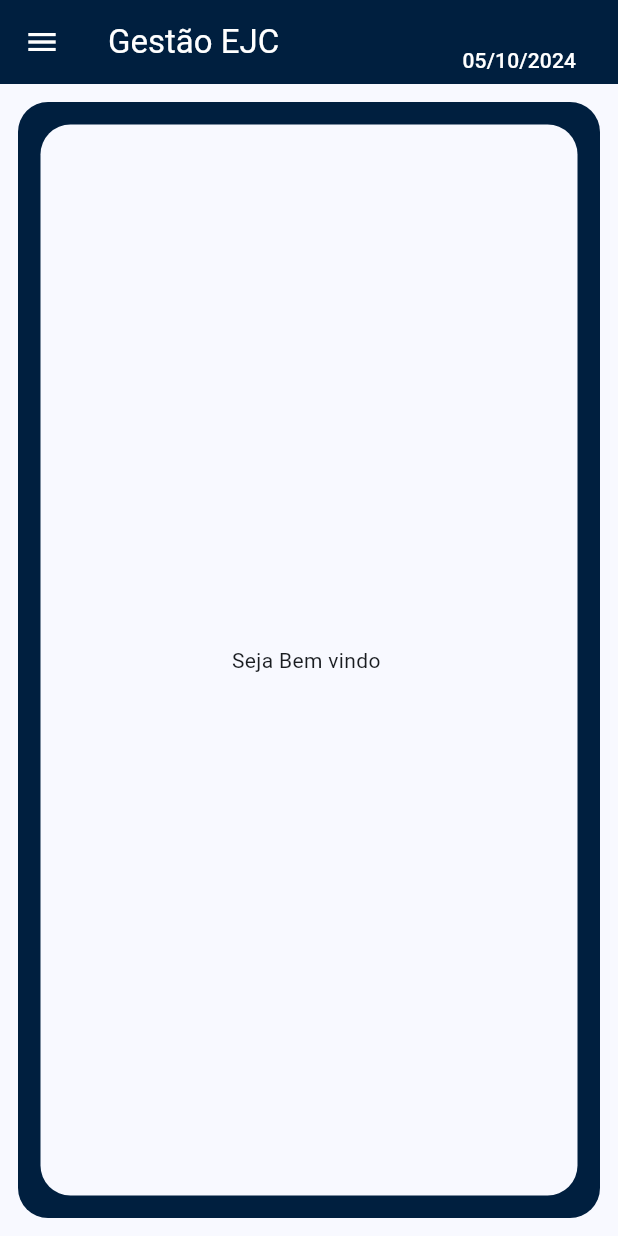
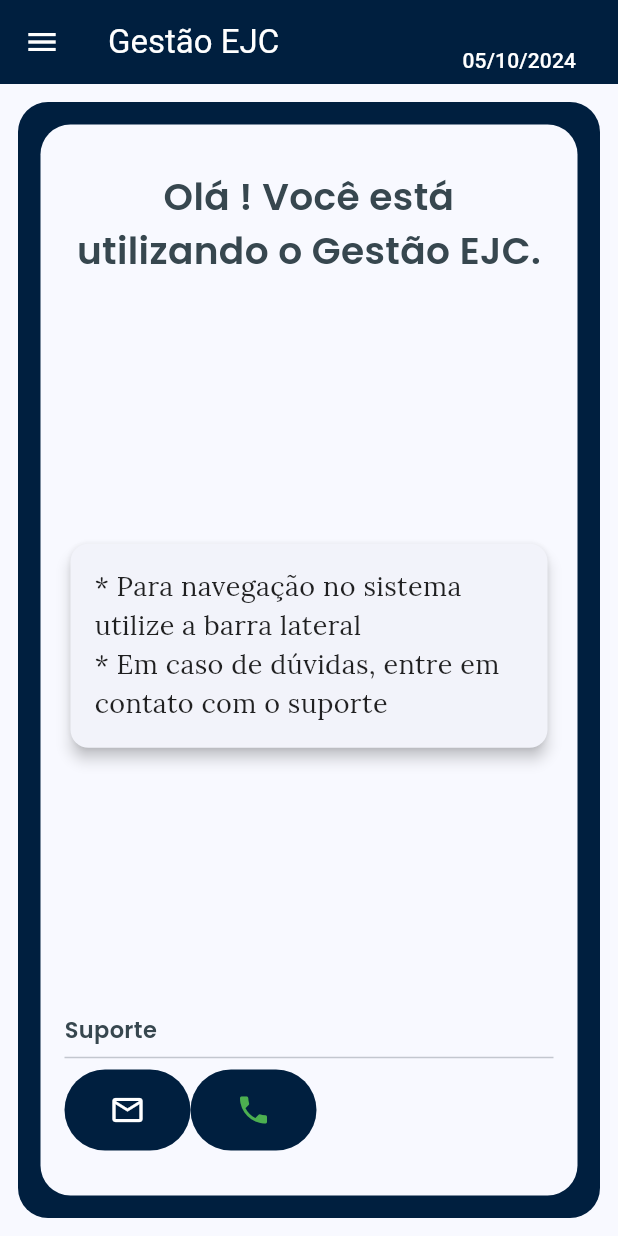
Before and after one commit to Mateus-Leandro/gestao_ejc, a Flutter app: the screen it shows once a user with an empty profile is signed in, on a phone screen of 412 x 824 dp. Run offline on Flutter 3.47's test engine with Material 3 defaults, Android fonts, the phone set to English and light mode, and no system bars; our stand-ins replace cloud_firestore, firebase_auth, firebase_core, firebase_storage, get_it, google_fonts; accounts and stored records are empty; network calls fail.

Commit message:
Melhoria na tela Home e incluso informações de contato ao suporte.

```diff
--- /dev/null
+++ b/lib/functions/function_call_email_app.dart
@@ -0,0 +1,21 @@
+import 'package:url_launcher/url_launcher.dart';
+
+class FunctionCallEmailApp {
+  Future<void> open(
+      {required String email, String? subject, String? body}) async {
+    final Uri emailLaunchUri = Uri(
+      scheme: 'mailto',
+      path: email,
+      queryParameters: {
+        'subject': subject,
+        'body': body,
+      },
+    );
+
+    if (await canLaunchUrl(emailLaunchUri)) {
+      await launchUrl(emailLaunchUri);
+    } else {
+      throw 'Não foi possível abrir o email';
+    }
+  }
+}
--- /dev/null
+++ b/lib/functions/function_call_url.dart
@@ -0,0 +1,14 @@
+import 'package:url_launcher/url_launcher.dart';
+
+class FunctionCallUrl {
+  Future<String?> callUrl(String url) async {
+    Uri uri = Uri.parse(url);
+
+    if (await canLaunchUrl(uri)) {
+      await launchUrl(uri);
+      return null;
+    } else {
+      return 'Não foi possível abrir o link: $url';
+    }
+  }
+}
--- a/lib/screens/home_screen.dart
+++ b/lib/screens/home_screen.dart
@@ -1,19 +1,123 @@
 import 'package:firebase_auth/firebase_auth.dart';
 import 'package:flutter/material.dart';
+import 'package:gestao_ejc/functions/function_call_email_app.dart';
+import 'package:gestao_ejc/functions/function_call_url.dart';
 import 'package:gestao_ejc/screens/model_screen.dart';
+import 'package:gestao_ejc/services/locator/service_locator.dart';
+import 'package:google_fonts/google_fonts.dart';
 
 class HomeScreen extends StatelessWidget {
   const HomeScreen({super.key});
 
   @override
   Widget build(BuildContext context) {
+    final FunctionCallUrl functionCallUrl = getIt<FunctionCallUrl>();
+    final FunctionCallEmailApp functionCallEmailApp = getIt<FunctionCallEmailApp>();
+    const String emailSuporte = "suporteejcsistema@gmail.com";
+
     return ModelScreen(
       title: 'Gestão EJC',
-      body: Center(
-        child: Text(
-          "Seja Bem vindo ${FirebaseAuth.instance.currentUser?.displayName ?? ''}",
+      body: Padding(
+        padding: const EdgeInsets.symmetric(horizontal: 16.0, vertical: 30),
+        child: Column(
+          crossAxisAlignment: CrossAxisAlignment.start,
+          children: [
+            Center(
+              child: Text(
+                "Olá ${FirebaseAuth.instance.currentUser?.displayName ?? 'usuário'}! Você está utilizando o Gestão EJC.",
+                textAlign: TextAlign.center,
+                style: GoogleFonts.poppins(
+                  fontSize: 25,
+                  fontWeight: FontWeight.w600,
+                  color: Colors.blueGrey[800],
+                ),
+              ),
+            ),
+            Spacer(),
+            Card(
+              elevation: 4,
+              shape: RoundedRectangleBorder(
+                borderRadius: BorderRadius.circular(12),
+              ),
+              child: Padding(
+                padding: const EdgeInsets.all(16.0),
+                child: Column(
+                  crossAxisAlignment: CrossAxisAlignment.start,
+                  children: [
+                    Text(
+                      "* Para navegação no sistema utilize a barra lateral",
+                      style: GoogleFonts.lora(
+                        fontSize: 18,
+                        fontWeight: FontWeight.w400,
+                        color: Colors.black87,
+                      ),
+                    ),
+                    Text(
+                      "* Em caso de dúvidas, entre em contato com o suporte",
+                      style: GoogleFonts.lora(
+                        fontSize: 18,
+                        fontWeight: FontWeight.w400,
+                        color: Colors.black87,
+                      ),
+                    ),
+                  ],
+                ),
+              ),
+            ),
+            const Spacer(),
+            Text(
+              "Suporte",
+              style: GoogleFonts.poppins(
+                fontSize: 15,
+                fontWeight: FontWeight.w600,
+                color: Colors.blueGrey[800],
+              ),
+            ),
+            const Divider(),
+            Center(
+              child: Row(
+                children: [
+                  Tooltip(
+                    message: emailSuporte,
+                    child: IconButton(
+                      onPressed: () {
+                        functionCallEmailApp.open(email: emailSuporte);
+                      },
+                      style: ElevatedButton.styleFrom(
+                        backgroundColor: Theme.of(context).primaryColor,
+                        padding: const EdgeInsets.symmetric(
+                            horizontal: 30, vertical: 15),
+                        shape: RoundedRectangleBorder(
+                          borderRadius: BorderRadius.circular(30),
+                        ),
+                      ),
+                      icon: const Icon(Icons.email_outlined, color: Colors.white),
+                    ),
+                  ),
+                  Tooltip(
+                    message: "Cassemiro - 31 99895-4487",
+                    child: IconButton(
+                      onPressed: () {
+                        functionCallUrl.callUrl("https://wa.me/553198954487");
+                      },
+                      style: ElevatedButton.styleFrom(
+                        backgroundColor: Theme.of(context).primaryColor,
+                        padding: const EdgeInsets.symmetric(
+                            horizontal: 30, vertical: 15),
+                        shape: RoundedRectangleBorder(
+                          borderRadius: BorderRadius.circular(30),
+                        ),
+                      ),
+                      icon: const Icon(Icons.phone, color: Colors.green),
+                    ),
+                  ),
+                ],
+              ),
+            ),
+          ],
         ),
-      ), indexMenuSelected: null,
+      ),
+      indexMenuSelected: null,
     );
   }
 }
--- a/lib/services/locator/service_locator.dart
+++ b/lib/services/locator/service_locator.dart
@@ -1,6 +1,8 @@
 import 'package:cloud_firestore/cloud_firestore.dart';
 import 'package:firebase_auth/firebase_auth.dart';
 import 'package:gestao_ejc/controllers/user_controller.dart';
+import 'package:gestao_ejc/functions/function_call_email_app.dart';
+import 'package:gestao_ejc/functions/function_call_url.dart';
 import 'package:gestao_ejc/functions/function_screen.dart';
 import 'package:gestao_ejc/helpers/date_format_string.dart';
 import 'package:gestao_ejc/services/auth_service.dart';
@@ -19,4 +21,6 @@ void setupGetIt() {
   getIt.registerLazySingleton<UserService>(() => UserService());
   getIt.registerLazySingleton<UserController>(() => UserController());
   getIt.registerLazySingleton<FunctionScreen>(() => FunctionScreen());
+  getIt.registerLazySingleton<FunctionCallUrl>(() => FunctionCallUrl());
+  getIt.registerLazySingleton<FunctionCallEmailApp>(() => FunctionCallEmailApp());
 }
--- a/pubspec.yaml
+++ b/pubspec.yaml
@@ -43,6 +43,9 @@ dependencies:
   flutter_form_builder: ^9.4.1
   flutter_localization: ^0.2.2
   firebase_storage: ^12.3.2
+  google_fonts: ^6.2.1
+  flutter_vector_icons: ^2.0.0
+  url_launcher: ^6.3.0
 
 dev_dependencies:
   flutter_test:
```
Also changed, not shown: pubspec.lock.
